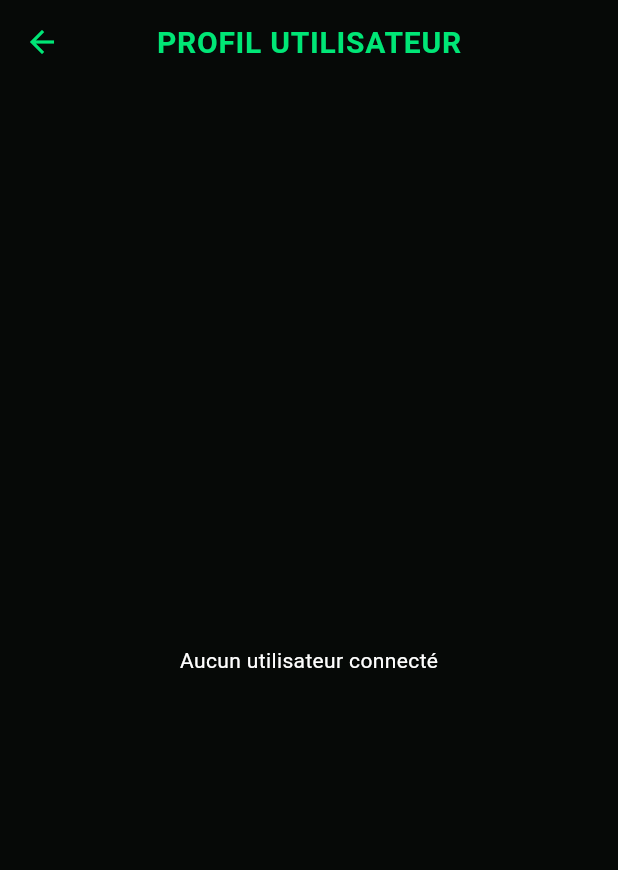
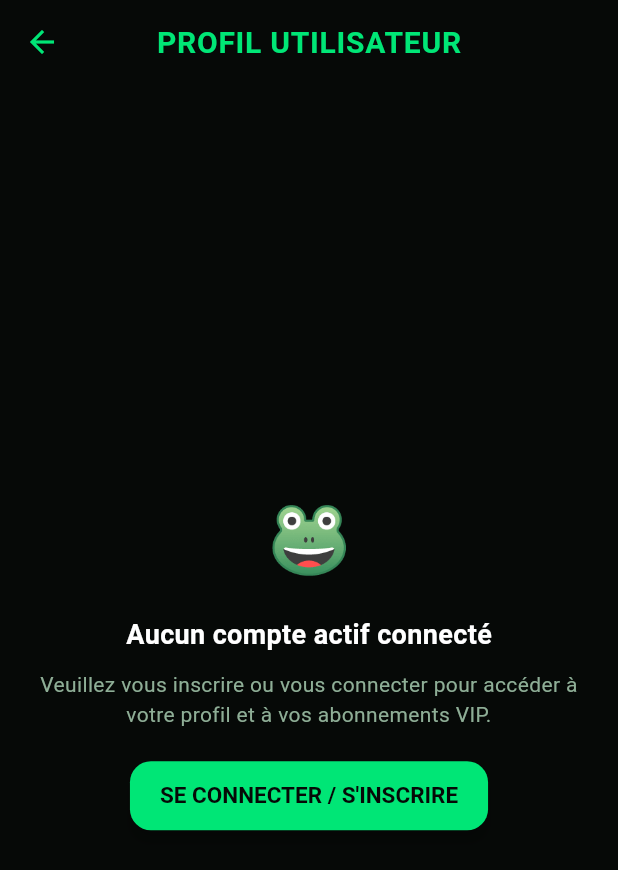
Before and after one commit to jmnombo01/pronostics-sportifs, a Flutter app: the ProfileScreen screen opened by its route, on a phone screen of 412 x 824 dp. Shown: the top 870 px of the screen. Run offline on Flutter 3.47's test engine with Material 3 defaults, Android fonts, the phone set to English and light mode, and no system bars; our stand-ins replace dio, flutter_riverpod, go_router, shared_preferences; accounts and stored records are empty; network calls fail.

Commit message:
🐸📲 Fix red Flutter errors (inherit:true everywhere, _dependents.isEmpty GoRouter fix) & prevent overlapping text

```diff
--- a/flutter_app/lib/ui/router/app_router.dart
+++ b/flutter_app/lib/ui/router/app_router.dart
@@ -15,11 +15,10 @@ import '../screens/profile/profile_screen.dart';
 import '../screens/support/support_screen.dart';
 
 final routerProvider = Provider<GoRouter>((ref) {
-  final authState = ref.watch(authProvider);
-
   return GoRouter(
     initialLocation: '/',
     redirect: (context, state) {
+      final authState = ref.read(authProvider);
       final isAuth = authState.isAuthenticated;
       final isAuthRoute = state.matchedLocation == '/login' ||
           state.matchedLocation == '/register' ||
--- a/flutter_app/lib/ui/screens/profile/profile_screen.dart
+++ b/flutter_app/lib/ui/screens/profile/profile_screen.dart
@@ -23,46 +23,86 @@ class ProfileScreen extends ConsumerWidget {
         ),
       ),
       body: user == null
-          ? const Center(child: Text('Aucun utilisateur connecté'))
+          ? Center(
+              child: Padding(
+                padding: const EdgeInsets.all(24.0),
+                child: Column(
+                  mainAxisAlignment: MainAxisAlignment.center,
+                  children: [
+                    const Text('🐸', style: TextStyle(inherit: true, fontSize: 48)),
+                    const SizedBox(height: 16),
+                    const Text(
+                      'Aucun compte actif connecté',
+                      style: TextStyle(
+                        fontSize: 18,
+                        fontWeight: FontWeight.bold,
+                        color: Colors.white,
+                        inherit: true,
+                      ),
+                    ),
+                    const SizedBox(height: 10),
+                    const Text(
+                      'Veuillez vous inscrire ou vous connecter pour accéder à votre profil et à vos abonnements VIP.',
+                      textAlign: TextAlign.center,
+                      style: TextStyle(color: AppTheme.grey, inherit: true),
+                    ),
+                    const SizedBox(height: 20),
+                    ElevatedButton(
+                      onPressed: () => context.go('/login'),
+                      child: const Text('SE CONNECTER / S\'INSCRIRE'),
+                    ),
+                  ],
+                ),
+              ),
+            )
           : SingleChildScrollView(
               padding: const EdgeInsets.all(20.0),
               child: Column(
                 children: [
                   // AVATAR & NOM
                   Container(
-                    width: 90,
-                    height: 90,
+                    width: 86,
+                    height: 86,
                     decoration: BoxDecoration(
-                      color: AppTheme.gold.withOpacity(0.2),
+                      color: AppTheme.frogGreen.withOpacity(0.2),
                       shape: BoxShape.circle,
-                      border: Border.all(color: AppTheme.gold, width: 2),
+                      border: Border.all(color: AppTheme.frogGreen, width: 2),
                     ),
-                    child: const Icon(Icons.person, color: AppTheme.gold, size: 48),
+                    child: const Center(
+                      child: Text('🐸', style: TextStyle(inherit: true, fontSize: 42)),
+                    ),
                   ),
-                  const SizedBox(height: 16),
-                  Text(
-                    user.fullName,
-                    style: const TextStyle(
-                      fontSize: 22,
-                      fontWeight: FontWeight.bold,
-                      color: Colors.white,
+                  const SizedBox(height: 14),
+                  FittedBox(
+                    fit: BoxFit.scaleDown,
+                    child: Text(
+                      user.fullName,
+                      style: const TextStyle(
+                        fontSize: 22,
+                        fontWeight: FontWeight.bold,
+                        color: Colors.white,
+                        inherit: true,
+                      ),
                     ),
                   ),
                   const SizedBox(height: 4),
                   Text(
                     user.email,
-                    style: const TextStyle(color: AppTheme.grey, fontSize: 14),
+                    style: const TextStyle(color: AppTheme.grey, fontSize: 14, inherit: true),
+                    maxLines: 1,
+                    overflow: TextOverflow.ellipsis,
                   ),
+                  const SizedBox(height: 2),
                   Text(
                     user.phone,
-                    style: const TextStyle(color: AppTheme.grey, fontSize: 13),
+                    style: const TextStyle(color: AppTheme.grey, fontSize: 13, inherit: true),
                   ),
                   const SizedBox(height: 24),
 
                   // BADGES D'ABONNEMENT
                   Container(
                     width: double.infinity,
-                    padding: const EdgeInsets.all(18),
+                    padding: const EdgeInsets.all(16),
                     decoration: BoxDecoration(
                       color: AppTheme.darkCard,
                       borderRadius: BorderRadius.circular(16),
@@ -74,53 +114,53 @@ class ProfileScreen extends ConsumerWidget {
                         const Text(
                           'STATUT D\'ABONNEMENT',
                           style: TextStyle(
-                            color: AppTheme.gold,
+                            color: AppTheme.frogGreen,
                             fontSize: 13,
                             fontWeight: FontWeight.bold,
+                            inherit: true,
                           ),
                         ),
-                        const SizedBox(height: 12),
+                        const SizedBox(height: 14),
                         Row(
-                          mainAxisAlignment: MainAxisAlignment.spaceAround,
                           children: [
-                            _buildSubBadge('VIP (Côte 5/10/50)', user.hasVip),
-                            _buildSubBadge('Montante', user.hasMontante),
-                            _buildSubBadge('Essai 48h', user.hasFreeTrialCote5),
+                            Expanded(child: _buildSubBadge('VIP (5/10/50)', user.hasVip)),
+                            Expanded(child: _buildSubBadge('Montante', user.hasMontante)),
+                            Expanded(child: _buildSubBadge('Essai 48h', user.hasFreeTrialCote5)),
                           ],
                         ),
                       ],
                     ),
                   ),
-                  const SizedBox(height: 20),
+                  const SizedBox(height: 18),
 
                   // CODE DE PARRAINAGE
                   if (user.referralCode != null)
                     Container(
                       width: double.infinity,
-                      padding: const EdgeInsets.all(18),
+                      padding: const EdgeInsets.all(16),
                       decoration: BoxDecoration(
-                        color: AppTheme.green.withOpacity(0.12),
+                        color: AppTheme.frogGreen.withOpacity(0.12),
                         borderRadius: BorderRadius.circular(16),
-                        border: Border.all(color: AppTheme.green),
+                        border: Border.all(color: AppTheme.frogGreen),
                       ),
                       child: Column(
                         children: [
                           const Row(
                             mainAxisAlignment: MainAxisAlignment.center,
                             children: [
-                              Icon(Icons.share, color: AppTheme.green, size: 20),
-                              SizedBox(width: 8),
+                              Text('🐸 ', style: TextStyle(inherit: true, fontSize: 18)),
                               Text(
                                 'VOTRE CODE DE PARRAINAGE',
                                 style: TextStyle(
-                                  color: AppTheme.green,
+                                  color: AppTheme.frogGreen,
                                   fontWeight: FontWeight.bold,
                                   fontSize: 13,
+                                  inherit: true,
                                 ),
                               ),
                             ],
                           ),
-                          const SizedBox(height: 10),
+                          const SizedBox(height: 8),
                           SelectableText(
                             user.referralCode!,
                             style: const TextStyle(
@@ -128,26 +168,33 @@ class ProfileScreen extends ConsumerWidget {
                               fontWeight: FontWeight.w900,
                               color: Colors.white,
                               letterSpacing: 2.0,
+                              inherit: true,
                             ),
                           ),
                           const SizedBox(height: 6),
                           const Text(
                             'Invitez vos amis et gagnez des jours d\'accès VIP offerts !',
-                            style: TextStyle(color: AppTheme.grey, fontSize: 12),
+                            style: TextStyle(color: AppTheme.grey, fontSize: 12, inherit: true),
                             textAlign: TextAlign.center,
                           ),
                         ],
                       ),
                     ),
-                  const SizedBox(height: 20),
+                  const SizedBox(height: 18),
 
                   // PARAMÈTRES (THEME SOMBRE)
                   Card(
                     child: SwitchListTile(
-                      title: const Text('Mode Sombre (Dark Mode)'),
-                      subtitle: const Text('Interface Noir, Or et Vert'),
+                      title: const Text(
+                        'Mode Sombre (Dark Mode)',
+                        style: TextStyle(fontWeight: FontWeight.w600, inherit: true),
+                      ),
+                      subtitle: const Text(
+                        'Interface Noir, Or et Vert',
+                        style: TextStyle(color: AppTheme.grey, inherit: true),
+                      ),
                       value: themeMode == ThemeMode.dark,
-                      activeColor: AppTheme.gold,
+                      activeColor: AppTheme.frogGreen,
                       onChanged: (val) {
                         ref.read(themeProvider.notifier).toggleTheme();
                       },
@@ -157,13 +204,16 @@ class ProfileScreen extends ConsumerWidget {
 
                   Card(
                     child: ListTile(
-                      leading: const Icon(Icons.help_outline, color: AppTheme.gold),
-                      title: const Text('Support & FAQ'),
+                      leading: const Icon(Icons.help_outline, color: AppTheme.frogGreen),
+                      title: const Text(
+                        'Support & FAQ',
+                        style: TextStyle(fontWeight: FontWeight.w600, inherit: true),
+                      ),
                       trailing: const Icon(Icons.arrow_forward_ios, size: 16),
                       onTap: () => context.push('/support'),
                     ),
                   ),
-                  const SizedBox(height: 28),
+                  const SizedBox(height: 24),
 
                   // BOUTON DECONNEXION
                   SizedBox(
@@ -178,12 +228,16 @@ class ProfileScreen extends ConsumerWidget {
                       icon: const Icon(Icons.logout, color: AppTheme.red),
                       label: const Text(
                         'SE DÉCONNECTER',
-                        style: TextStyle(color: AppTheme.red, fontWeight: FontWeight.bold),
+                        style: TextStyle(
+                          color: AppTheme.red,
+                          fontWeight: FontWeight.bold,
+                          inherit: true,
+                        ),
                       ),
                       style: ElevatedButton.styleFrom(
                         backgroundColor: AppTheme.red.withOpacity(0.15),
                         elevation: 0,
-                        padding: const EdgeInsets.symmetric(vertical: 16),
+                        padding: const EdgeInsets.symmetric(vertical: 14),
                       ),
                     ),
                   ),
@@ -196,19 +250,24 @@ class ProfileScreen extends ConsumerWidget {
 
   Widget _buildSubBadge(String name, bool active) {
     return Column(
+      mainAxisSize: MainAxisSize.min,
       children: [
         Icon(
           active ? Icons.check_circle : Icons.cancel,
-          color: active ? AppTheme.green : AppTheme.grey,
-          size: 26,
+          color: active ? AppTheme.frogGreen : AppTheme.grey,
+          size: 24,
         ),
         const SizedBox(height: 4),
         Text(
           name,
+          textAlign: TextAlign.center,
+          maxLines: 2,
+          overflow: TextOverflow.ellipsis,
           style: TextStyle(
             color: active ? Colors.white : AppTheme.grey,
-            fontSize: 12,
+            fontSize: 11,
             fontWeight: active ? FontWeight.bold : FontWeight.normal,
+            inherit: true,
           ),
         ),
       ],
--- a/flutter_app/lib/ui/screens/search/search_screen.dart
+++ b/flutter_app/lib/ui/screens/search/search_screen.dart
@@ -86,7 +86,7 @@ class _SearchScreenState extends ConsumerState<SearchScreen> {
 
             const Text(
               'Statut du Pronostic',
-              style: TextStyle(color: Colors.white70, fontWeight: FontWeight.w600),
+              style: TextStyle(inherit: true, color: Colors.white70, fontWeight: FontWeight.w600),
             ),
             const SizedBox(height: 8),
             Row(
@@ -126,7 +126,7 @@ class _SearchScreenState extends ConsumerState<SearchScreen> {
         selected: isSelected,
         selectedColor: AppTheme.gold,
         backgroundColor: AppTheme.darkCard,
-        labelStyle: TextStyle(
+        labelStyle: TextStyle(inherit: true,
           color: isSelected ? Colors.black : Colors.white,
           fontWeight: isSelected ? FontWeight.bold : FontWeight.normal,
         ),
--- a/flutter_app/lib/ui/widgets/custom_button.dart
+++ b/flutter_app/lib/ui/widgets/custom_button.dart
@@ -51,7 +51,7 @@ class CustomButton extends StatelessWidget {
                   ],
                   Text(
                     text,
-                    style: const TextStyle(
+                    style: const TextStyle(inherit: true,
                       fontSize: 16,
                       fontWeight: FontWeight.bold,
                     ),
--- a/flutter_app/lib/ui/widgets/custom_text_field.dart
+++ b/flutter_app/lib/ui/widgets/custom_text_field.dart
@@ -30,7 +30,7 @@ class CustomTextField extends StatelessWidget {
       children: [
         Text(
           label,
-          style: const TextStyle(
+          style: const TextStyle(inherit: true,
             color: Colors.white70,
             fontSize: 14,
             fontWeight: FontWeight.w600,
@@ -42,7 +42,7 @@ class CustomTextField extends StatelessWidget {
           obscureText: obscureText,
           keyboardType: keyboardType,
           validator: validator,
-          style: const TextStyle(color: Colors.white),
+          style: const TextStyle(inherit: true, color: Colors.white),
           decoration: InputDecoration(
             hintText: hint,
             prefixIcon: prefixIcon,
```
Also changed, not shown: flutter_app/lib/core/theme/app_theme.dart (+7 -4 lines), flutter_app/lib/ui/screens/auth/forgot_password_screen.dart (+4 -4 lines), flutter_app/lib/ui/screens/auth/login_screen.dart (+5 -5 lines), flutter_app/lib/ui/screens/auth/register_screen.dart (+6 -6 lines), flutter_app/lib/ui/screens/history/history_screen.dart (+9 -9 lines), flutter_app/lib/ui/screens/home/home_screen.dart (+12 -12 lines), flutter_app/lib/ui/screens/prediction/prediction_detail_screen.dart (+18 -18 lines), flutter_app/lib/ui/screens/subscription/subscription_plans_screen.dart (+12 -12 lines), flutter_app/lib/ui/screens/support/support_screen.dart (+9 -9 lines), flutter_app/lib/ui/widgets/frog_mascot_widget.dart (+7 -7 lines), flutter_app/lib/ui/widgets/prediction_card.dart (+26 -18 lines), uploads/Screenshot_20260811-102735.jpg (added), uploads/Screenshot_20260811-102920.jpg (added), 2 other files.
